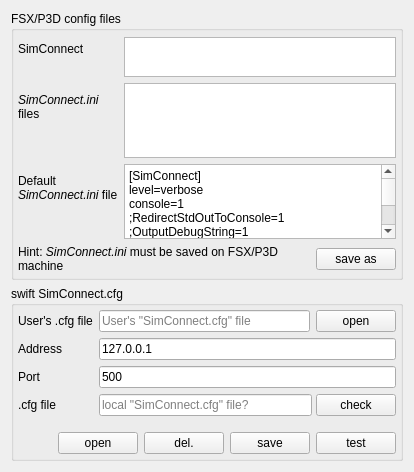
swift-project/pilotclient, file src/plugins/simulator/fsxcommon/simconnectsettingscomponent.ui: the form before one commit.
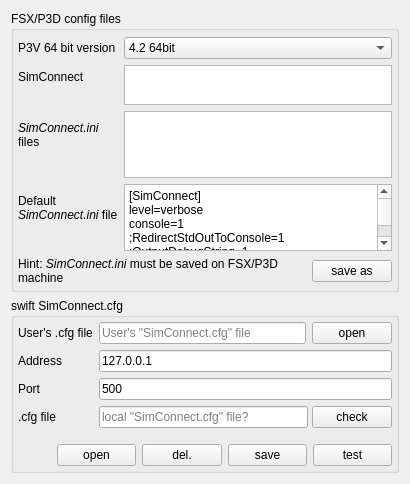
The form after the commit.

Commit message: Ref T349, P3D version settings UI

```diff
--- a/src/plugins/simulator/fsxcommon/simconnectsettingscomponent.ui
+++ b/src/plugins/simulator/fsxcommon/simconnectsettingscomponent.ui
@@ -2,6 +2,14 @@
 <ui version="4.0">
  <class>CSimConnectSettingsComponent</class>
  <widget class="QWidget" name="CSimConnectSettingsComponent">
+  <property name="geometry">
+   <rect>
+    <x>0</x>
+    <y>0</y>
+    <width>410</width>
+    <height>466</height>
+   </rect>
+  </property>
   <property name="windowTitle">
    <string>FSX/P3D SimConnect config</string>
   </property>
@@ -24,14 +32,14 @@
       <property name="bottomMargin">
        <number>4</number>
       </property>
-      <item row="0" column="0">
+      <item row="1" column="0">
        <widget class="QLabel" name="lbl_SimConnect">
         <property name="text">
          <string>SimConnect</string>
         </property>
        </widget>
       </item>
-      <item row="1" column="0">
+      <item row="2" column="0">
        <widget class="QLabel" name="lbl_SimConnectIniFiles">
         <property name="text">
          <string>&lt;html&gt;&lt;head/&gt;&lt;body&gt;&lt;p&gt;&lt;span style=&quot; font-style:italic;&quot;&gt;SimConnect.ini&lt;/span&gt; files&lt;/p&gt;&lt;/body&gt;&lt;/html&gt;</string>
@@ -41,7 +49,7 @@
         </property>
        </widget>
       </item>
-      <item row="1" column="1">
+      <item row="2" column="1">
        <widget class="QPlainTextEdit" name="pte_SimConnectIniFiles">
         <property name="maximumSize">
          <size>
@@ -54,7 +62,7 @@
         </property>
        </widget>
       </item>
-      <item row="2" column="0">
+      <item row="3" column="0">
        <widget class="QLabel" name="lbl_DefaultSimConnectIniFile">
         <property name="text">
          <string>&lt;html&gt;&lt;head/&gt;&lt;body&gt;&lt;p&gt;Default &lt;span style=&quot; font-style:italic;&quot;&gt;SimConnect.ini&lt;/span&gt; file&lt;/p&gt;&lt;/body&gt;&lt;/html&gt;</string>
@@ -64,7 +72,7 @@
         </property>
        </widget>
       </item>
-      <item row="2" column="1">
+      <item row="3" column="1">
        <widget class="QPlainTextEdit" name="pte_SimConnectIni">
         <property name="maximumSize">
          <size>
@@ -88,7 +96,7 @@
         </property>
        </widget>
       </item>
-      <item row="3" column="0" colspan="2">
+      <item row="4" column="0" colspan="2">
        <widget class="QWidget" name="wi_SimConnectIniSaveAs" native="true">
         <layout class="QHBoxLayout" name="horizontalLayout">
          <property name="leftMargin">
@@ -129,7 +137,7 @@
         </layout>
        </widget>
       </item>
-      <item row="0" column="1">
+      <item row="1" column="1">
        <widget class="QPlainTextEdit" name="pte_SimConnectInfo">
         <property name="maximumSize">
          <size>
@@ -145,6 +153,38 @@
         </property>
        </widget>
       </item>
+      <item row="0" column="1">
+       <widget class="QComboBox" name="cb_P3DVersion">
+        <property name="currentText">
+         <string>4.2 64bit</string>
+        </property>
+        <property name="currentIndex">
+         <number>1</number>
+        </property>
+        <item>
+         <property name="text">
+          <string>4.1 64bit</string>
+         </property>
+        </item>
+        <item>
+         <property name="text">
+          <string>4.2 64bit</string>
+         </property>
+        </item>
+        <item>
+         <property name="text">
+          <string>4.3 64bit</string>
+         </property>
+        </item>
+       </widget>
+      </item>
+      <item row="0" column="0">
+       <widget class="QLabel" name="lbl_P3DVersion">
+        <property name="text">
+         <string>P3V 64 bit version</string>
+        </property>
+       </widget>
+      </item>
      </layout>
     </widget>
    </item>
```
Left out of the diff: 1 changed line with no effect on the pictures. The commit also changes 3 other files.
